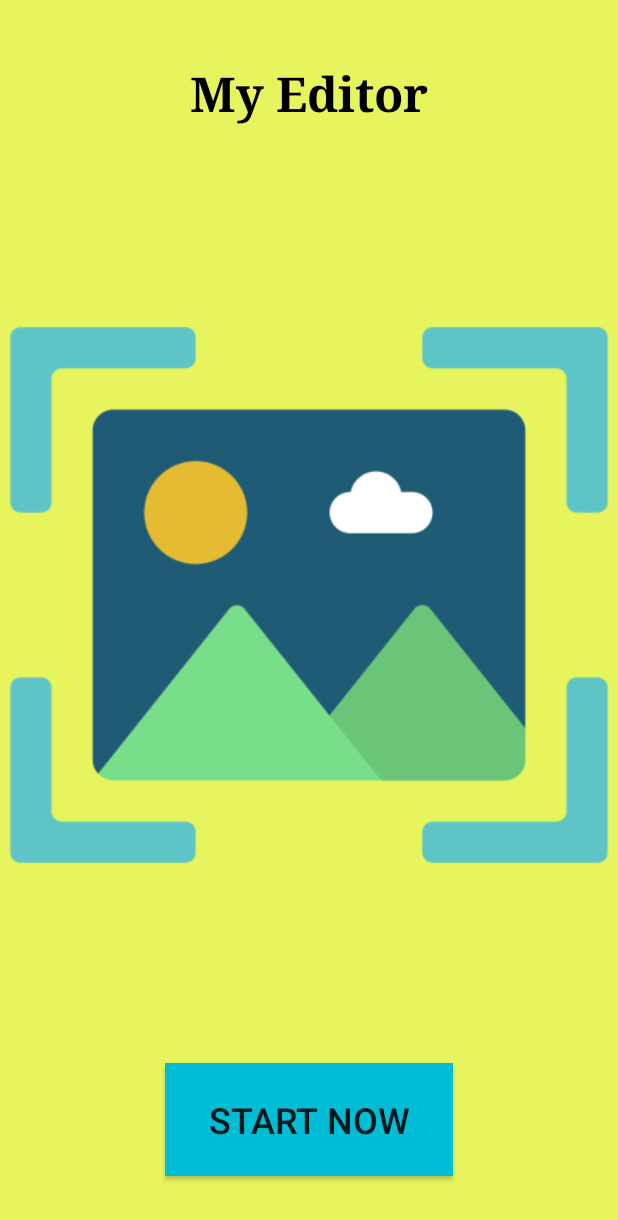
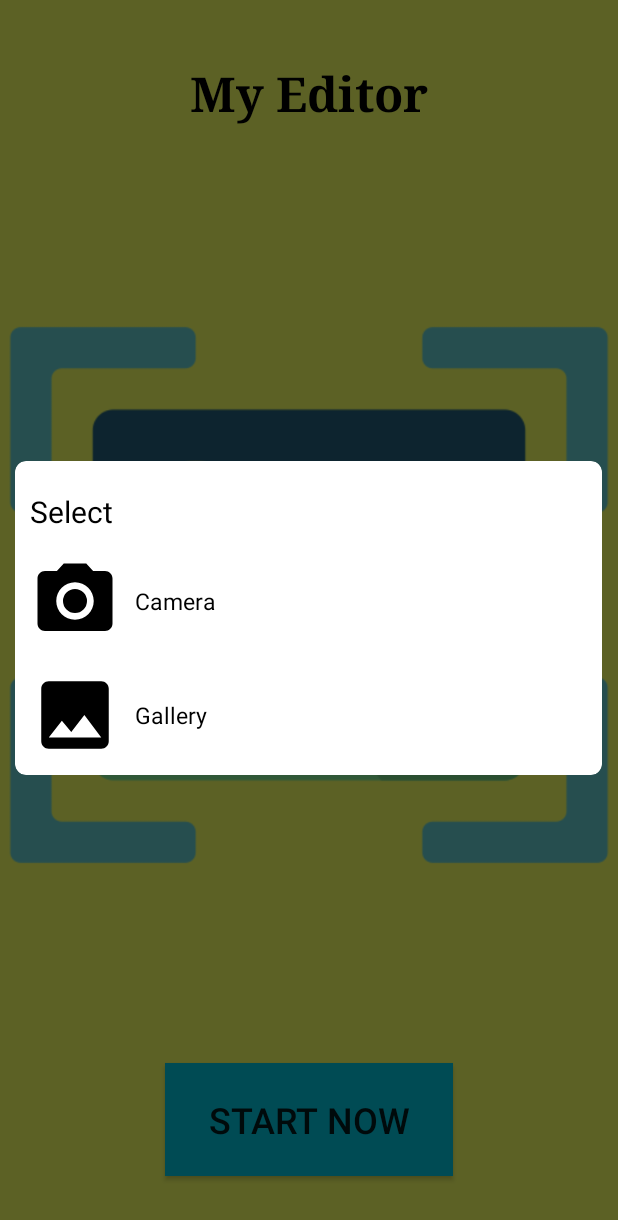
Before and after one commit to Adnan4456/PhotoEditorApp, an Android app: the screen it shows after launch (MainActivity), after a tap on "START NOW", on a phone screen of 412 x 824 dp. Shown: the top 1220 px of the screen. Run offline under Robolectric (Android 15) with nearby library versions, the phone set to English and light mode, and no system bars; 2 statements that could not run were skipped.

Commit message:
add dialog box of choose image from gallery or take from camera

```diff
--- a/app/src/main/java/com/example/photoeditor/FinalActivity.kt
+++ b/app/src/main/java/com/example/photoeditor/FinalActivity.kt
@@ -2,11 +2,9 @@ package com.example.photoeditor
 
 import android.app.Activity
 import android.content.Intent
-import android.net.Uri
-import android.os.Bundle
+ import android.os.Bundle
 import android.widget.Toast
 import androidx.activity.result.ActivityResult
-import androidx.activity.result.ActivityResultCallback
 import androidx.activity.result.contract.ActivityResultContracts
 import androidx.appcompat.app.AppCompatActivity
 import com.dsphotoeditor.sdk.activity.DsPhotoEditorActivity
--- a/app/src/main/java/com/example/photoeditor/MainActivity.kt
+++ b/app/src/main/java/com/example/photoeditor/MainActivity.kt
@@ -1,80 +1,89 @@
 package com.example.photoeditor
 
-import android.Manifest
-import android.app.Activity
 import android.content.Intent
 import android.net.Uri
+import android.os.Bundle
+import android.widget.LinearLayout
+import androidx.activity.result.contract.ActivityResultContracts
+import androidx.appcompat.app.AlertDialog
 import androidx.appcompat.app.AppCompatActivity
-import android.os.Bundle
-import android.util.Log
-import androidx.activity.result.ActivityResultCallback
-import androidx.activity.result.contract.ActivityResultContracts
+import androidx.core.content.FileProvider
 import com.example.photoeditor.databinding.ActivityMainBinding
-import com.github.dhaval2404.imagepicker.ImagePicker
-import droidninja.filepicker.FilePickerBuilder
-import droidninja.filepicker.FilePickerConst
-import pub.devrel.easypermissions.EasyPermissions
+import com.google.android.material.dialog.MaterialAlertDialogBuilder
+import java.io.File
 
 class MainActivity : AppCompatActivity() {
 
     private lateinit var binding: ActivityMainBinding
-    var uri  = ArrayList<Uri>()
-   // lateinit var imageUri:Uri
-
-    companion object{
+       companion object{
         lateinit var imageUri:Uri
     }
+    private lateinit var  builder: AlertDialog
+
+    val getImageFromGallery = registerForActivityResult(ActivityResultContracts.GetContent()){ uri: Uri? ->
+
+        uri?.let{
+            imageUri = it
+            builder.dismiss()
+            startActivity(Intent(this , FinalActivity::class.java))
+        }
+        if(uri != null){
+
+        }
+    }
+
+    val getImageFromCamera = registerForActivityResult(ActivityResultContracts.TakePicture()){
+        it?.let {
+            binding.imageView2.setImageURI(null)
+            binding.imageView2.setImageURI(imageUri)
+            builder.dismiss()
+            startActivity(Intent(this , FinalActivity::class.java))
+        }
+    }
+
+
     override fun onCreate(savedInstanceState: Bundle?) {
         super.onCreate(savedInstanceState)
         binding = ActivityMainBinding.inflate(layoutInflater)
         setContentView(binding.root)
 
-        val getImage = registerForActivityResult(
-            ActivityResultContracts.GetContent(),
-            ActivityResultCallback {
-//                binding.imageView2.setImageURI(it)
-                imageUri = it!!
-                Log.d("Uri",""+imageUri)
-                startActivity(Intent(this@MainActivity ,FinalActivity::class.java))
-            }
-        )
+        imageUri = createImageUri()!!
 
         binding.start.setOnClickListener {
-
-            getImage.launch("image/*")
-//
-//            ImagePicker.Companion.with(this@MainActivity)
-//                .crop()
-//                .compress(1024)
-//                .maxResultSize(1080, 1080)
-//                .start()
+            createDialog()
         }
     }
-/*
-    override fun onActivityResult(requestCode: Int, resultCode: Int, data: Intent?) {
-        super.onActivityResult(requestCode, resultCode, data)
 
-        try {
+    private fun createImageUri(): Uri?{
+        //create image file
+        val image = File(applicationContext.filesDir , "camera_photo.png")
+        //image will save in root directory with camera_photo.png name.
 
-            if (data != null) {
-                imageUri = data.data!!
-                Log.d("Uri",""+imageUri)
-                startActivity(Intent(this@MainActivity ,FinalActivity::class.java))
-            }
-        } catch (e: Exception ){
+        return FileProvider.getUriForFile(applicationContext ,
+            "com.example.photoeditor.fileProvider",
+            image)
+    }
 
+    private fun createDialog(){
+        builder  = AlertDialog.Builder(this , R.style.CustomAlertDialog)
+            .create()
+
+        val view = layoutInflater.inflate(R.layout.dialog_layout ,  null)
+
+        val cameraLayout = view.findViewById<LinearLayout>(R.id.camera)
+        val galleryLayout = view.findViewById<LinearLayout>(R.id.gallery)
+
+        builder.setView(view)
+        cameraLayout.setOnClickListener{
+            //calling camera intent
+            getImageFromCamera.launch(imageUri)
         }
-    }
-*/
-    private fun imagePick() {
-        //Open picker
-        FilePickerBuilder.instance
-            .setActivityTitle("Select Images")
-            .setSpan(FilePickerConst.SPAN_TYPE.FOLDER_SPAN , 3 )
-            .setSpan(FilePickerConst.SPAN_TYPE.DETAIL_SPAN , 4)
-            .setMaxCount(4)
-            .setSelectedFiles(uri)
-            .setActivityTheme(R.style.CustomeTheme)
-            .pickPhoto(this)
+        galleryLayout.setOnClickListener{
+            //calling intent from
+            getImageFromGallery.launch("image/*")
+        }
+
+        builder.setCanceledOnTouchOutside(true)
+        builder.show()
     }
 }
--- /dev/null
+++ b/app/src/main/res/drawable/ic_gallery.xml
@@ -0,0 +1,5 @@
+<vector android:height="24dp" android:tint="#000000"
+    android:viewportHeight="24" android:viewportWidth="24"
+    android:width="24dp" xmlns:android="http://schemas.android.com/apk/res/android">
+    <path android:fillColor="@android:color/white" android:pathData="M21,19V5c0,-1.1 -0.9,-2 -2,-2H5c-1.1,0 -2,0.9 -2,2v14c0,1.1 0.9,2 2,2h14c1.1,0 2,-0.9 2,-2zM8.5,13.5l2.5,3.01L14.5,12l4.5,6H5l3.5,-4.5z"/>
+</vector>
--- /dev/null
+++ b/app/src/main/res/drawable/ic_photo_camera.xml
@@ -0,0 +1,6 @@
+<vector android:height="24dp" android:tint="#000000"
+    android:viewportHeight="24" android:viewportWidth="24"
+    android:width="24dp" xmlns:android="http://schemas.android.com/apk/res/android">
+    <path android:fillColor="@android:color/white" android:pathData="M12,12m-3.2,0a3.2,3.2 0,1 1,6.4 0a3.2,3.2 0,1 1,-6.4 0"/>
+    <path android:fillColor="@android:color/white" android:pathData="M9,2L7.17,4L4,4c-1.1,0 -2,0.9 -2,2v12c0,1.1 0.9,2 2,2h16c1.1,0 2,-0.9 2,-2L22,6c0,-1.1 -0.9,-2 -2,-2h-3.17L15,2L9,2zM12,17c-2.76,0 -5,-2.24 -5,-5s2.24,-5 5,-5 5,2.24 5,5 -2.24,5 -5,5z"/>
+</vector>
--- /dev/null
+++ b/app/src/main/res/drawable/rounded_corner.xml
@@ -0,0 +1,9 @@
+<?xml version="1.0" encoding="utf-8"?>
+<shape xmlns:android="http://schemas.android.com/apk/res/android">
+
+    <solid
+        android:color="@color/white"/>
+    <corners
+        android:radius="7dp"/>
+
+</shape>
--- /dev/null
+++ b/app/src/main/res/layout/dialog_layout.xml
@@ -0,0 +1,66 @@
+<?xml version="1.0" encoding="utf-8"?>
+<LinearLayout xmlns:android="http://schemas.android.com/apk/res/android"
+    android:orientation="vertical"
+    android:layout_width="match_parent"
+    android:layout_height="wrap_content"
+    android:padding="10dp">
+
+    <TextView
+        android:text="Select "
+        android:layout_width="wrap_content"
+        android:layout_height="wrap_content"
+        android:textColor="@color/black"
+        android:textSize="20sp"
+        android:layout_marginTop="10dp"/>
+
+    <LinearLayout
+        android:layout_marginTop = "16dp"
+        android:id="@+id/camera"
+        android:layout_width="wrap_content"
+        android:layout_height="wrap_content"
+        android:orientation="horizontal">
+
+
+        <ImageView
+            android:layout_width="60dp"
+            android:layout_height="60dp"
+            android:src="@drawable/ic_photo_camera"
+            />
+        <TextView
+            android:layout_width="wrap_content"
+            android:layout_height="wrap_content"
+            android:text="Camera"
+            android:textColor="@color/black"
+            android:layout_gravity="center_vertical"
+            android:layout_marginLeft="10dp"
+            android:textSize="15sp"/>
+
+    </LinearLayout>
+
+
+    <LinearLayout
+        android:layout_marginTop="16dp"
+        android:id="@+id/gallery"
+        android:layout_width="wrap_content"
+        android:layout_height="wrap_content"
+        android:orientation="horizontal"
+        android:layout_gravity="center_vertical">
+
+
+        <ImageView
+            android:layout_width="60dp"
+            android:layout_height="60dp"
+            android:src="@drawable/ic_gallery"
+            />
+        <TextView
+            android:layout_width="wrap_content"
+            android:layout_height="wrap_content"
+            android:layout_gravity="center_vertical"
+            android:layout_marginLeft="10dp"
+            android:textColor="@color/black"
+            android:textSize="15sp"
+            android:text="Gallery"/>
+
+    </LinearLayout>
+
+</LinearLayout>
--- a/app/src/main/res/values/themes.xml
+++ b/app/src/main/res/values/themes.xml
@@ -29,4 +29,8 @@
        <item name="color_tick">@color/white</item>
    </style>
 
+    <style name="CustomAlertDialog" parent="Theme.AppCompat.Light.Dialog.Alert">
+        <item name="android:windowBackground">@drawable/rounded_corner</item>
+    </style>
+
 </resources>
```
Also changed, not shown: app/build.gradle (+5 -4 lines), app/src/main/AndroidManifest.xml (+9 -3 lines), app/src/main/res/xml/backup_rules.xml (deleted, +0 -13 lines), app/src/main/res/xml/data_extraction_rules.xml (deleted, +0 -19 lines), app/src/main/res/xml/file_paths.xml (added, +12 -0 lines).
